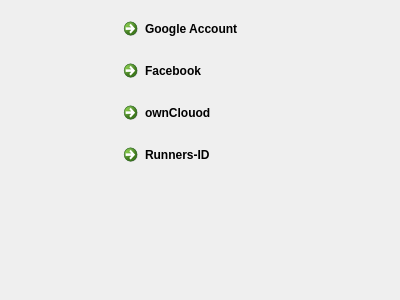
This is src/types.ui in KDE/kaccounts-integration as Qt 5 draws it before an edit. The edited form follows.
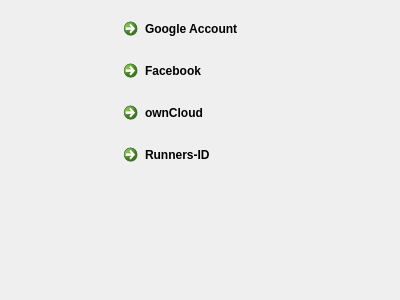
This is the edited form. Icons and pictures are not drawn.

```diff
--- a/src/types.ui
+++ b/src/types.ui
@@ -68,7 +68,7 @@
      <item>
       <widget class="QCommandLinkButton" name="owncloudBtn">
        <property name="text">
-        <string>ownClouod</string>
+        <string>ownCloud</string>
        </property>
        <property name="icon">
         <iconset theme="owncloud">
```
Left out of the diff: 4 changed lines with no effect on the pictures.
